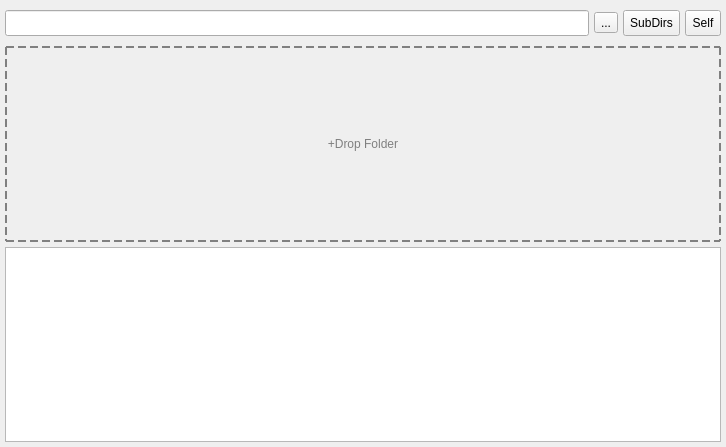
Above: widget.ui from MrBeanCpp/Dr-Folder before the change. Below: the same form after it.
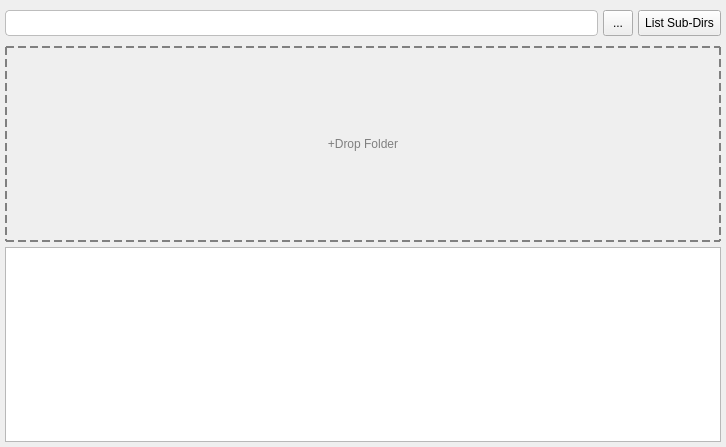
That is the form after the change.

Commit message: 添加Popup Button 简化按钮 & Qss美化

```diff
--- a/widget.ui
+++ b/widget.ui
@@ -17,7 +17,56 @@
    <string>Widget</string>
   </property>
   <property name="styleSheet">
-   <string notr="true">font: 10pt &quot;Microsoft YaHei UI&quot;;</string>
+   <string notr="true">* { font: 10pt &quot;Microsoft YaHei UI&quot;; }
+
+QMenu {
+    background-color: #FFFFFF;
+    border: 1px solid #BDBDBD;
+    /*border-radius: 4px;*/
+    padding: 2px 0px;
+    font-size: 9pt;
+}
+
+QMenu::item {
+    padding: 3px 24px 3px 18px;
+    background-color: transparent;
+    color: #000000;
+    border-radius: 3px;
+    margin: 1px 3px;
+}
+
+QMenu::item:selected {
+    background-color: #E5E5E5;
+}
+
+QMenu::separator {
+    height: 1px;
+    background-color: #BDBDBD;
+    margin: 2px 3px;
+}
+
+QMenu::icon {
+    padding-left: 12px;
+}
+
+QMenu::indicator {
+    width: 14px;
+    height: 14px;
+}
+
+QMenu::right-arrow {
+    image: none;
+    width: 10px;
+    height: 10px;
+}
+
+QMenu::right-arrow::after {
+    content: &quot;›&quot;;
+    color: #000000;
+    font-size: 12px;
+    padding-right: 6px;
+}
+</string>
   </property>
   <layout class="QVBoxLayout" name="verticalLayout">
    <property name="spacing">
@@ -37,6 +86,9 @@
    </property>
    <item>
     <layout class="QHBoxLayout" name="horizontalLayout">
+     <property name="spacing">
+      <number>5</number>
+     </property>
      <item>
       <widget class="QLineEdit" name="lineEdit">
        <property name="minimumSize">
@@ -46,12 +98,39 @@
         </size>
        </property>
        <property name="styleSheet">
-        <string notr="true"/>
+        <string notr="true">QLineEdit {
+    background-color: #FFFFFF;
+    border: 1px solid #BDBDBD;
+    border-radius: 4px;
+    padding: 2px 8px;
+    color: #000000;
+    font-size: 10pt;
+}
+
+QLineEdit:focus {
+    border: 1px solid #0078D4;
+}
+
+QLineEdit:hover {
+    border: 1px solid #8C8C8C;
+}</string>
        </property>
       </widget>
      </item>
      <item>
       <widget class="QToolButton" name="btn_select">
+       <property name="sizePolicy">
+        <sizepolicy hsizetype="Fixed" vsizetype="Preferred">
+         <horstretch>0</horstretch>
+         <verstretch>0</verstretch>
+        </sizepolicy>
+       </property>
+       <property name="minimumSize">
+        <size>
+         <width>30</width>
+         <height>0</height>
+        </size>
+       </property>
        <property name="text">
         <string>...</string>
        </property>
@@ -65,21 +144,11 @@
          <verstretch>0</verstretch>
         </sizepolicy>
        </property>
-       <property name="text">
-        <string>SubDirs</string>
+       <property name="styleSheet">
+        <string notr="true"/>
        </property>
-      </widget>
-     </item>
-     <item>
-      <widget class="QToolButton" name="btn_self">
-       <property name="sizePolicy">
-        <sizepolicy hsizetype="Fixed" vsizetype="Preferred">
-         <horstretch>0</horstretch>
-         <verstretch>0</verstretch>
-        </sizepolicy>
-       </property>
        <property name="text">
-        <string>Self</string>
+        <string>List Sub-Dirs</string>
        </property>
       </widget>
      </item>
```
The commit also changes 2 other files.
